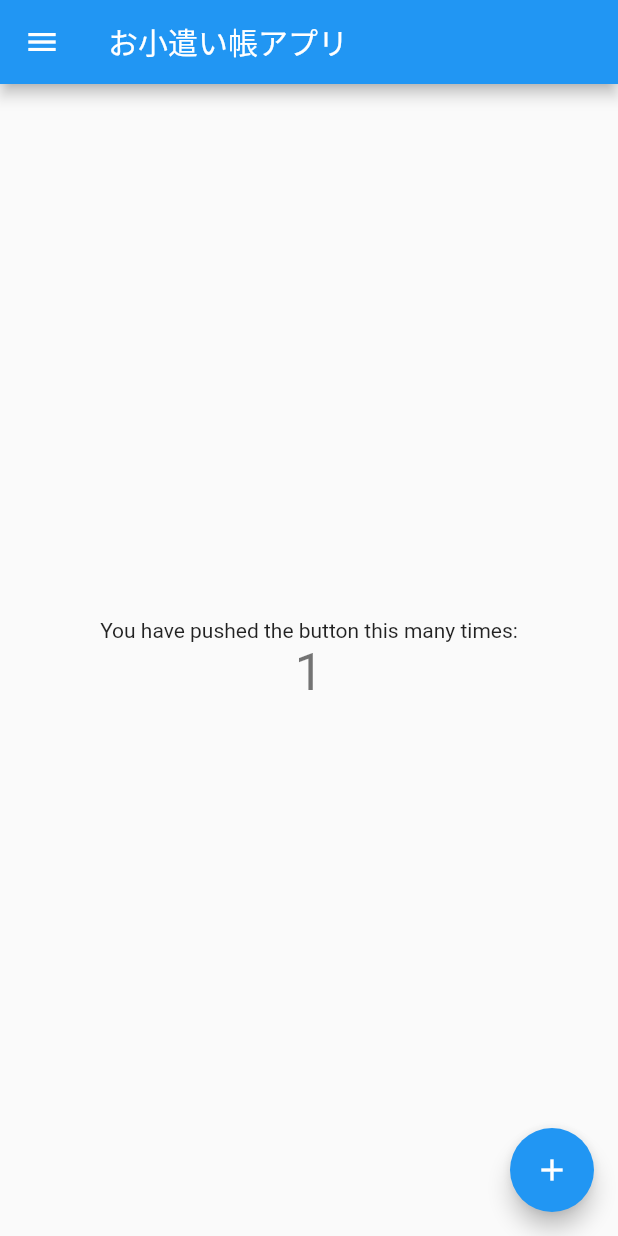
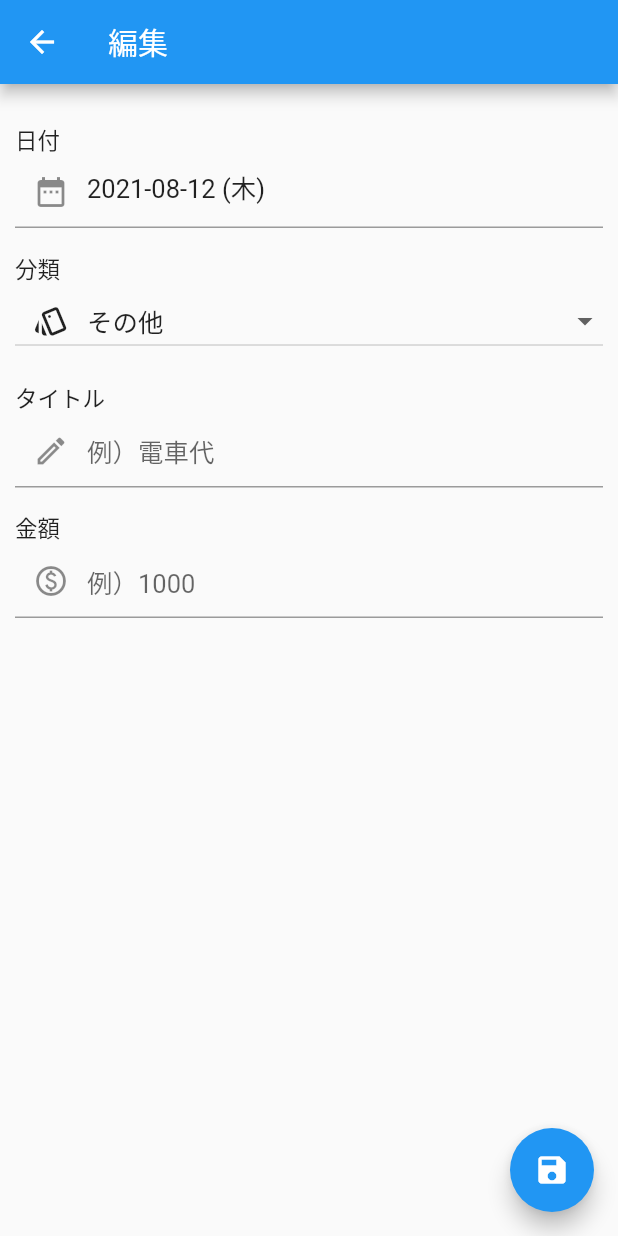
Before and after one commit to probsc/money_book_2021, a Flutter app: the AppDrawer widget shown alone on an empty page, opened directly, after a tap on "一覧", after a tap on the "add" icon, on a phone screen of 412 x 824 dp. Run offline on Flutter 3.47's test engine with Material 2 defaults, Android fonts, the phone set to English and light mode, and no system bars; our stand-ins replace package_info, sqflite; accounts and stored records are empty.

Commit message:
一覧画面の整備

```diff
--- a/lib/app_drawer.dart
+++ b/lib/app_drawer.dart
@@ -42,23 +42,23 @@ class AppDrawer extends StatelessWidget {
             ),
             // 「一覧」メニュー
             _getPageMenu(
+              Icons.format_list_bulleted,
+              '一覧',
               context,
-              '一覧',
-              Icons.format_list_bulleted,
               () => HomePage(),
             ),
             // 「グラフ」メニュー
             _getPageMenu(
+              Icons.pie_chart_outlined,
+              'グラフ',
               context,
-              'グラフ',
-              Icons.pie_chart_outlined,
               () => GraphPage(),
             ),
             const Divider(color: Colors.black),
             // 「アプリ情報」
             _getMenu(
+              Icons.info_outlined,
               'アプリ情報',
-              Icons.info_outlined,
               () async {
                 var info = await PackageInfo.fromPlatform();
                 showAboutDialog(
@@ -85,7 +85,7 @@ class AppDrawer extends StatelessWidget {
   }
 
   /// ドロワーメニューを返す
-  Widget _getMenu(String label, IconData icon, VoidCallback onTapped) {
+  Widget _getMenu(IconData icon, String label, VoidCallback onTapped) {
     return Container(
       child: ListTile(
         leading: Icon(icon),
@@ -96,11 +96,11 @@ class AppDrawer extends StatelessWidget {
   }
 
   /// ページ遷移ドロワーメニューを返す
-  Widget _getPageMenu(BuildContext context, String label, IconData icon,
+  Widget _getPageMenu(IconData icon, String label, BuildContext context,
       ValueGetter<Widget> page) {
     return _getMenu(
+      icon,
       label,
-      icon,
       () async => await Navigator.pushReplacement(
         context,
         PageRouteBuilder(pageBuilder: (c, a1, a2) => page()),
--- /dev/null
+++ b/lib/db_helper.dart
@@ -0,0 +1,67 @@
+import 'package:money_book_2021/records.dart';
+import 'package:path/path.dart';
+import 'package:path_provider/path_provider.dart';
+import 'package:sqflite/sqflite.dart';
+
+/// DB 関連クラス
+class DbHelper {
+  /// DB アクセスオブジェクト
+  static Database? __db;
+
+  /// DB アクセスオブジェクトを初期化して返す
+  static Future<Database> get _db async {
+    if (__db == null) {
+      final dir = await getApplicationDocumentsDirectory();
+      final path = join(dir.path, 'money_book_2021.db');
+      __db = await openDatabase(path, version: 1, onCreate: _onCreate);
+    }
+    return __db!;
+  }
+
+  /// 「レコード」テーブルの物理名
+  static const _tableRecords = 'records';
+
+  /// DB 初期化
+  static Future _onCreate(Database db, int version) async {
+    await db.execute('''
+create table if not exists '$_tableRecords' (
+  'id' integer not null,
+  'date' text not null,
+  'category' integer not null,
+  'title' text not null,
+  'price' integer not null,
+  'created_at' text not null,
+  'updated_at' text not null,
+  primary key('id' autoincrement)
+);
+''');
+  }
+
+  static Future<List<Records>> selectRecords() async {
+    return (await (await _db).rawQuery('''
+select
+  *
+from
+  $_tableRecords
+order by
+  date desc
+  , updated_at desc;
+''')).map((n) => Records.fromMap(n)).toList();
+  }
+
+  static Future<void> upsertRecord(Records record) async {
+    await (await _db).insert(
+      _tableRecords,
+      record.toMap(),
+      conflictAlgorithm: ConflictAlgorithm.replace,
+    );
+  }
+
+  static Future<void> deleteRecord(int id) async {
+    await (await _db).delete(
+      _tableRecords,
+      where: 'id = ?',
+      whereArgs: [id],
+    );
+  }
+}
--- /dev/null
+++ b/lib/edit_page.dart
@@ -0,0 +1,262 @@
+import 'package:flutter/material.dart';
+import 'package:flutter/services.dart';
+import 'package:money_book_2021/db_helper.dart';
+import 'package:money_book_2021/enums.dart';
+import 'package:money_book_2021/extensions.dart';
+import 'package:money_book_2021/records.dart';
+
+/// 編集ページ
+class EditPage extends StatefulWidget {
+  /// 編集対象のレコード
+  final Records? record;
+
+  /// コンストラクタ
+  EditPage(this.record) : super(key: UniqueKey());
+
+  @override
+  _EditPageState createState() => _EditPageState();
+}
+
+class _EditPageState extends State<EditPage> {
+  /// 「日付」コントローラ
+  var _txtDate = TextEditingController();
+
+  /// 「日付」の現在地
+  var _date = DateTime.now();
+
+  /// 「分類」一覧
+  final _categories = Categories.values
+      .map((item) => DropdownMenuItem(
+            value: item,
+            child: Row(children: [
+              SizedBox(width: 12),
+              Icon(item.toIcon),
+              SizedBox(width: 12),
+              Text(item.toText),
+            ]),
+          ))
+      .toList();
+
+  /// 「分類」の現在地
+  var _category = Categories.others;
+
+  /// 「タイトル」コントローラ
+  var _txtTitle = TextEditingController();
+
+  /// 「タイトル」検証用フォームキー
+  final _keyTitle = GlobalKey<FormState>();
+
+  /// 「金額」コントローラ
+  var _txtPrice = TextEditingController();
+
+  /// 「金額」検証用フォームキー
+  final _keyPrice = GlobalKey<FormState>();
+
+  @override
+  void initState() {
+    super.initState();
+
+    _txtDate.text = _date.toYmd;
+
+    // 新規追加ではなく編集？ → 値を画面に反映
+    var target = widget.record;
+    if (target != null) {
+      _date = target.date;
+      _txtDate = TextEditingController(text: _date.toYmd);
+      _category = target.category;
+      _txtTitle = TextEditingController(text: target.title);
+      _txtPrice = TextEditingController(text: target.price.toString());
+    }
+  }
+
+  @override
+  Widget build(BuildContext context) {
+    return Scaffold(
+      appBar: AppBar(title: const Text('編集')),
+      body: Padding(
+        padding: const EdgeInsets.all(10),
+        child: SingleChildScrollView(
+          child: Column(
+            children: [
+              // 日付
+              GestureDetector(
+                child: AbsorbPointer(
+                  child: Container(
+                    margin: const EdgeInsets.only(top: 16),
+                    child: Column(
+                      crossAxisAlignment: CrossAxisAlignment.start,
+                      children: [
+                        const Text('日付'),
+                        TextFormField(
+                          controller: _txtDate,
+                          decoration: const InputDecoration(
+                              prefixIcon: Icon(Icons.date_range)),
+                        ),
+                      ],
+                    ),
+                  ),
+                ),
+                onTap: () async {
+                  var selected = await showDatePicker(
+                    locale: const Locale('ja'),
+                    context: context,
+                    initialDate: DateTime.now(),
+                    firstDate: DateTime(DateTime.now().year - 3),
+                    lastDate: DateTime(DateTime.now().year + 3),
+                  );
+                  if (selected == null) return;
+
+                  // 呼び元の入力へ通知
+                  setState(() {
+                    _date = selected;
+                    _txtDate.text = _date.toYmd;
+                  });
+                },
+              ),
+              // 分類
+              Container(
+                margin: const EdgeInsets.only(top: 16),
+                child: Column(
+                  crossAxisAlignment: CrossAxisAlignment.start,
+                  children: [
+                    const Text('分類'),
+                    DropdownButton(
+                      isExpanded: true,
+                      items: _categories,
+                      value: _category,
+                      onChanged: (Categories? value) {
+                        setState(() {
+                          _category = value ?? Categories.others;
+                        });
+                      },
+                    )
+                  ],
+                ),
+              ),
+              // タイトル
+              Container(
+                margin: const EdgeInsets.only(top: 16),
+                child: Column(
+                  crossAxisAlignment: CrossAxisAlignment.start,
+                  children: [
+                    const Text('タイトル'),
+                    Form(
+                      key: _keyTitle,
+                      child: TextFormField(
+                        controller: _txtTitle,
+                        decoration: const InputDecoration(
+                          hintText: '例）電車代',
+                          prefixIcon: Icon(Icons.edit_outlined),
+                        ),
+                        validator: (value) => value == null || value.isEmpty
+                            ? 'タイトルを入力してください'
+                            : null,
+                      ),
+                    ),
+                  ],
+                ),
+              ),
+              // 金額
+              Container(
+                margin: const EdgeInsets.only(top: 16, bottom: 72),
+                child: Column(
+                  crossAxisAlignment: CrossAxisAlignment.start,
+                  children: [
+                    const Text('金額'),
+                    Form(
+                      key: _keyPrice,
+                      child: TextFormField(
+                        controller: _txtPrice,
+                        decoration: const InputDecoration(
+                          hintText: '例）1000',
+                          prefixIcon: Icon(Icons.paid_outlined),
+                        ),
+                        validator: (value) => value == null || value.isEmpty
+                            ? '金額を入力してください'
+                            : null,
+                        keyboardType: const TextInputType.numberWithOptions(
+                          decimal: false,
+                          signed: false,
+                        ),
+                        inputFormatters: [
+                          FilteringTextInputFormatter.digitsOnly,
+                        ],
+                      ),
+                    ),
+                  ],
+                ),
+              ),
+            ],
+          ),
+        ),
+      ),
+      floatingActionButton: Stack(
+        children: [
+          // 削除ボタン ※新規追加時は非表示
+          if (widget.record?.id != null)
+            Align(
+              alignment: const Alignment(-0.8, 1),
+              child: FloatingActionButton(
+                backgroundColor: Colors.redAccent,
+                child: const Icon(Icons.delete),
+                heroTag: 'deleteRecord',
+                tooltip: '削除',
+                onPressed: () async {
+                  // 削除前にダイアログを表示して確認
+                  final ret = await showDialog<bool>(
+                    context: context,
+                    barrierDismissible: false,
+                    builder: (BuildContext context) {
+                      return AlertDialog(
+                        content: const Text('削除しますか？'),
+                        actions: <Widget>[
+                          SimpleDialogOption(
+                            child: const Text('キャンセル'),
+                            onPressed: () => Navigator.pop(context, false),
+                          ),
+                          SimpleDialogOption(
+                            child: const Text('OK'),
+                            onPressed: () => Navigator.pop(context, true),
+                          ),
+                        ],
+                      );
+                    },
+                  );
+                  if (ret == true) {
+                    DbHelper.deleteRecord(widget.record?.id ?? 0);
+                    Navigator.pop(context);
+                  }
+                },
+              ),
+            ),
+          // 保存ボタン
+          Align(
+            alignment: Alignment.bottomRight,
+            child: FloatingActionButton(
+              child: const Icon(Icons.save),
+              heroTag: 'saveRecord',
+              tooltip: '保存',
+              onPressed: () {
+                // 入力チェック
+                var isValid = _keyTitle.currentState?.validate() ?? false;
+                isValid &= _keyPrice.currentState?.validate() ?? false;
+                if (!isValid) return;
+
+                // upsert
+                final record = widget.record ?? Records();
+                record.date = _date;
+                record.category = _category;
+                record.title = _txtTitle.text;
+                record.price = int.parse(_txtPrice.text);
+                record.updatedAt = DateTime.now();
+                DbHelper.upsertRecord(record);
+
+                Navigator.pop(context);
+              },
+            ),
+          ),
+        ],
+      ),
+    );
+  }
+}
--- /dev/null
+++ b/lib/enums.dart
@@ -0,0 +1,38 @@
+/// 分類
+enum Categories {
+  /// その他
+  others,
+
+  /// 食費
+  foods,
+
+  /// 通信
+  communications,
+
+  /// 移動
+  travels,
+
+  /// イベント
+  events,
+
+  /// 趣味
+  hobbies,
+
+  /// ゲーム
+  games,
+
+  /// 衣服
+  clothes,
+
+  /// 書籍
+  books,
+
+  /// 雑貨
+  goods,
+
+  /// プレゼント
+  gifts,
+
+  /// サブスク
+  subscriptions,
+}
--- /dev/null
+++ b/lib/extensions.dart
@@ -0,0 +1,130 @@
+import 'package:flutter/material.dart';
+import 'package:intl/intl.dart';
+import 'package:money_book_2021/enums.dart';
+
+/// int 関連の拡張メソッド
+extension IntExtention on int? {
+  static final _formatComma = NumberFormat('#,###');
+
+  /// 整数値からカンマ付き円表記の文字列を返す
+  String get toYen => '${_formatComma.format(this ?? 0)}円';
+}
+
+/// DateTime 関連の拡張メソッド
+extension DateTimeExtension on DateTime {
+  static final _formatDateTime = DateFormat('yyyy-MM-dd HH:mm:ss');
+  static final _formatDate = DateFormat('yyyy-MM-dd');
+  static const _week = [
+    '月',
+    '火',
+    '水',
+    '木',
+    '金',
+    '土',
+    '日',
+  ];
+
+  /// 日付から [yyyy-MM-dd HH:mm:ss] 形式の文字列を返す
+  String get toText => _formatDateTime.format(this);
+
+  /// 日付から [yyyy-MM-dd] 形式の文字列を返す
+  String get toDateText => _formatDate.format(this);
+
+  /// 日付から [yyyy-MM-dd(aaa)] 形式の文字列を返す
+  String get toYmd =>
+      '${_formatDate.format(this)} (${_week[this.weekday - 1]})';
+}
+
+/// Map<String, dynamic> 関連の拡張メソッド
+extension MapExtension on Map<String, dynamic> {
+  /// 指定キーの DateTime 要素を返す
+  DateTime getDateTime(String key) {
+    var v = this[key];
+    return v == null || v is! String ? DateTime.now() : DateTime.parse(v);
+  }
+}
+
+/// 種別列挙体の拡張メソッド
+extension CategoriesExtension on Categories {
+  /// 分類列挙体の文字列を返す
+  String get toText {
+    switch (this) {
+      case Categories.foods:
+        return '食費';
+
+      case Categories.communications:
+        return '通信';
+
+      case Categories.travels:
+        return '移動';
+
+      case Categories.events:
+        return 'イベント';
+
+      case Categories.hobbies:
+        return '趣味';
+
+      case Categories.games:
+        return 'ゲーム';
+
+      case Categories.clothes:
+        return '衣服';
+
+      case Categories.books:
+        return '書籍';
+
+      case Categories.goods:
+        return '雑貨';
+
+      case Categories.gifts:
+        return 'プレゼント';
+
+      case Categories.subscriptions:
+        return 'サブスク';
+
+      default:
+        return 'その他';
+    }
+  }
+
+  /// 分類列挙体のアイコンを返す
+  IconData get toIcon {
+    switch (this) {
+      case Categories.foods:
+        return Icons.fastfood_outlined;
+
+      case Categories.communications:
+        return Icons.language_outlined;
+
+      case Categories.travels:
+        return Icons.train_outlined;
+
+      case Categories.events:
+        return Icons.festival_outlined;
+
+      case Categories.hobbies:
+        return Icons.golf_course_outlined;
+
+      case Categories.games:
+        return Icons.sports_esports_outlined;
+
+      case Categories.clothes:
+        return Icons.checkroom_outlined;
+
+      case Categories.books:
+        return Icons.auto_stories_outlined;
+
+      case Categories.goods:
+        return Icons.shopping_bag_outlined;
+
+      case Categories.gifts:
+        return Icons.card_giftcard_outlined;
+
+      case Categories.subscriptions:
+        return Icons.subscriptions_outlined;
+
+      default:
+        return Icons.style_outlined;
+    }
+  }
+}
--- a/lib/home_page.dart
+++ b/lib/home_page.dart
@@ -1,6 +1,10 @@
 import 'package:flutter/material.dart';
 import 'package:money_book_2021/app_drawer.dart';
+import 'package:money_book_2021/db_helper.dart';
+import 'package:money_book_2021/edit_page.dart';
+import 'package:money_book_2021/extensions.dart';
 import 'package:money_book_2021/main.dart';
+import 'package:money_book_2021/records.dart';
 
 /// ホーム画面
 class HomePage extends StatefulWidget {
@@ -12,37 +16,68 @@ class HomePage extends StatefulWidget {
 }
 
 class _HomePageState extends State<HomePage> {
-  int _counter = 0;
-
-  void _incrementCounter() {
-    setState(() {
-      _counter++;
-    });
-  }
-
   @override
   Widget build(BuildContext context) {
     return Scaffold(
       appBar: AppBar(title: const Text(appTitle)),
       drawer: const AppDrawer(),
-      body: Center(
+      body: Padding(
+        padding: const EdgeInsets.all(10),
         child: Column(
-          mainAxisAlignment: MainAxisAlignment.center,
-          children: <Widget>[
-            Text(
-              'You have pushed the button this many times:',
-            ),
-            Text(
-              '$_counter',
-              style: Theme.of(context).textTheme.headline4,
+          crossAxisAlignment: CrossAxisAlignment.start,
+          children: [
+            Flexible(
+              child: FutureBuilder(
+                future: DbHelper.selectRecords(),
+                builder: (
+                  BuildContext context,
+                  AsyncSnapshot<List<Records>> snapshot,
+                ) {
+                  // データが準備できていない場合はプログレスアイコンを表示
+                  if (snapshot.connectionState != ConnectionState.done) {
+                    return const Center(child: CircularProgressIndicator());
+                  }
+                  return ListView.builder(
+                    itemCount: snapshot.data?.length ?? 0,
+                    itemBuilder: (context, int index) {
+                      final record = snapshot.data![index];
+                      return ListTile(
+                        leading: Icon(record.category.toIcon),
+                        title: Text('${record.title}'),
+                        subtitle: Text('${record.date.toYmd} ${record.price.toYen}'),
+                        onTap: () async {
+                          // 編集画面に遷移
+                          await Navigator.push(
+                            context,
+                            MaterialPageRoute(builder: (_) => EditPage(record)),
+                          );
+
+                          // 一覧を更新
+                          setState(() {});
+                        },
+                      );
+                    },
+                  );
+                },
+              ),
             ),
           ],
         ),
       ),
+      // 新規追加ボタン
       floatingActionButton: FloatingActionButton(
-        onPressed: _incrementCounter,
-        tooltip: 'Increment',
         child: Icon(Icons.add),
+        tooltip: '新規追加',
+        onPressed: () async {
+          // 編集画面に遷移
+          await Navigator.push(
+            context,
+            MaterialPageRoute(builder: (_) => EditPage(null)),
+          );
+
+          // 一覧を更新
+          setState(() {});
+        },
       ),
     );
   }
--- a/lib/main.dart
+++ b/lib/main.dart
@@ -1,13 +1,16 @@
 import 'package:flutter/material.dart';
+import 'package:flutter_localizations/flutter_localizations.dart';
 import 'package:money_book_2021/home_page.dart';
 
 /// アプリ名
 const appTitle = 'お小遣い帳アプリ';
 
+/// エントリポイント
 void main() {
   runApp(MyApp());
 }
 
+/// お小遣い帳アプリ
 class MyApp extends StatelessWidget {
   @override
   Widget build(BuildContext context) {
@@ -15,6 +18,15 @@ class MyApp extends StatelessWidget {
       title: appTitle,
       theme: ThemeData.light(),
       darkTheme: ThemeData.dark(),
+      // MaterialApp で日本語対応をサポート
+      localizationsDelegates: [
+        GlobalMaterialLocalizations.delegate,
+        GlobalWidgetsLocalizations.delegate,
+      ],
+      // ロケールは日本を設定
+      supportedLocales: [
+        const Locale('ja'),
+      ],
       home: HomePage(),
     );
   }
--- /dev/null
+++ b/lib/records.dart
@@ -0,0 +1,54 @@
+import 'package:money_book_2021/enums.dart';
+import 'package:money_book_2021/extensions.dart';
+
+/// レコードクラス
+class Records {
+  /// ID
+  int? id;
+
+  /// 日付
+  DateTime date;
+
+  /// 分類
+  Categories category;
+
+  /// タイトル
+  String? title;
+
+  /// 金額
+  int? price;
+
+  /// 作成日時
+  DateTime createdAt;
+
+  /// 更新日時
+  DateTime updatedAt;
+
+  /// コンストラクタ
+  Records()
+      : date = DateTime.now(),
+        category = Categories.others,
+        createdAt = DateTime.now(),
+        updatedAt = DateTime.now();
+
+  /// Records のマップを返す
+  Map<String, dynamic> toMap() => <String, dynamic>{
+        'id': id,
+        'date': date.toDateText,
+        'category': category.index,
+        'title': title,
+        'price': price,
+        'created_at': createdAt.toText,
+        'updated_at': updatedAt.toText,
+      };
+
+  /// # Map<String, dynamic> を Records に変換
+  Records.fromMap(Map<String, dynamic> map)
+      : id = map['id'],
+        date = map.getDateTime('date'),
+        category = Categories.values[map['category']],
+        title = map['title'],
+        price = map['price'],
+        createdAt = map.getDateTime('created_at'),
+        updatedAt = map.getDateTime('updated_at');
+}
```
Also changed, not shown: pubspec.yaml (+7 -1 lines), pubspec.lock.
